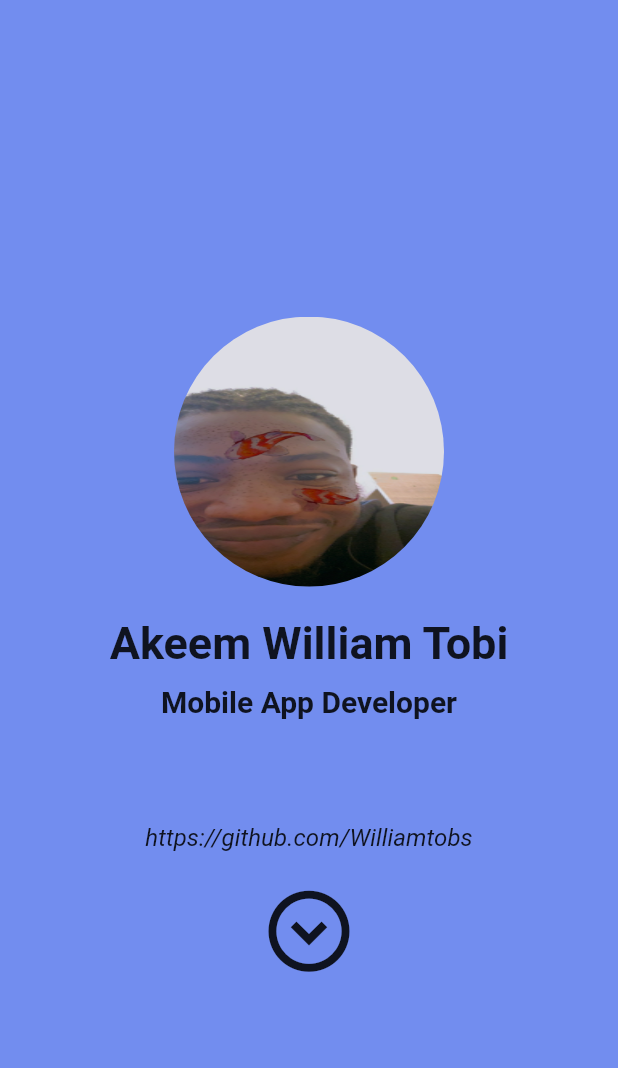
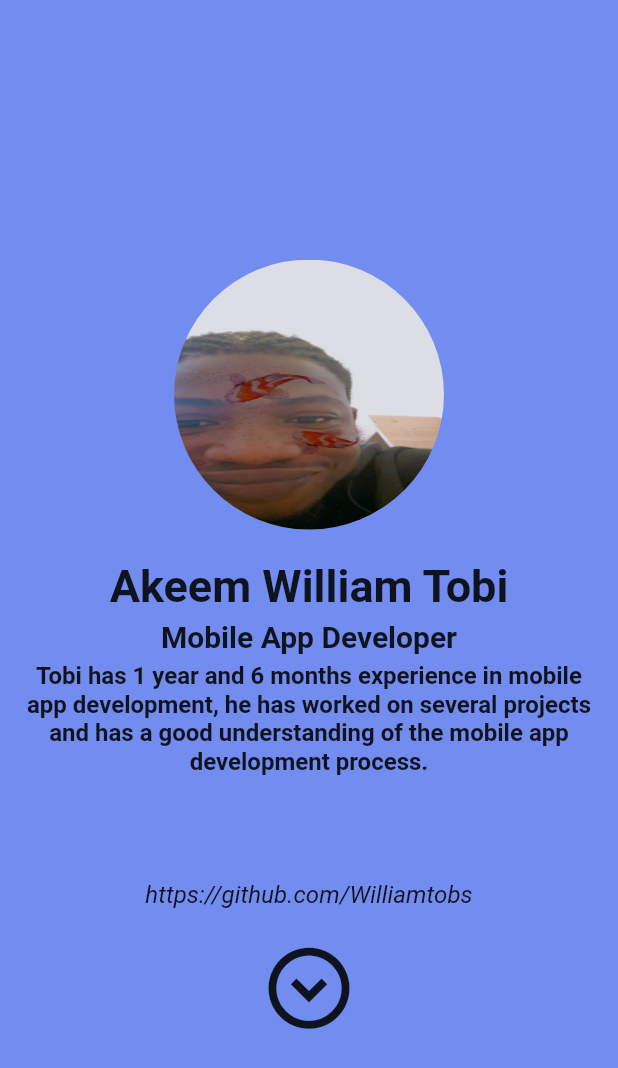
Before and after one commit to Williamtobs/hng_portfolio, a Flutter app: the screen it shows after launch, on a phone screen of 412 x 824 dp. Shown: the top 1068 px of the screen. Run offline on Flutter 3.47's test engine with Material 2 defaults, Android fonts, the phone set to English and light mode, and no system bars.

Commit message:
little change

```diff
--- a/lib/src/homepage.dart
+++ b/lib/src/homepage.dart
@@ -36,12 +36,29 @@ class Home extends StatelessWidget {
                 ),
                 const SizedBox(height: 20),
                 const Text('Akeem William Tobi',
+                    textAlign: TextAlign.center,
                     style:
                         TextStyle(fontSize: 30, fontWeight: FontWeight.bold)),
-                const SizedBox(height: 10),
+                // const Text('@techbroke',
+                //     style:
+                //         TextStyle(fontSize: 16, fontWeight: FontWeight.bold)),
+                const SizedBox(height: 5),
                 const Text('Mobile App Developer',
                     style:
                         TextStyle(fontSize: 20, fontWeight: FontWeight.bold)),
+                const SizedBox(height: 5),
+                const Center(
+                  child: Padding(
+                    padding: EdgeInsets.only(left: 10.0, right: 10.0),
+                    child: Text(
+                        'Tobi has 1 year and 6 months experience in mobile app '
+                        'development, he has worked on several projects and has a '
+                        'good understanding of the mobile app development process.',
+                        textAlign: TextAlign.center,
+                        style: TextStyle(
+                            fontSize: 16, fontWeight: FontWeight.bold)),
+                  ),
+                ),
                 const SizedBox(height: 70),
                 const Text('https://github.com/Williamtobs',
                     style: TextStyle(
```
